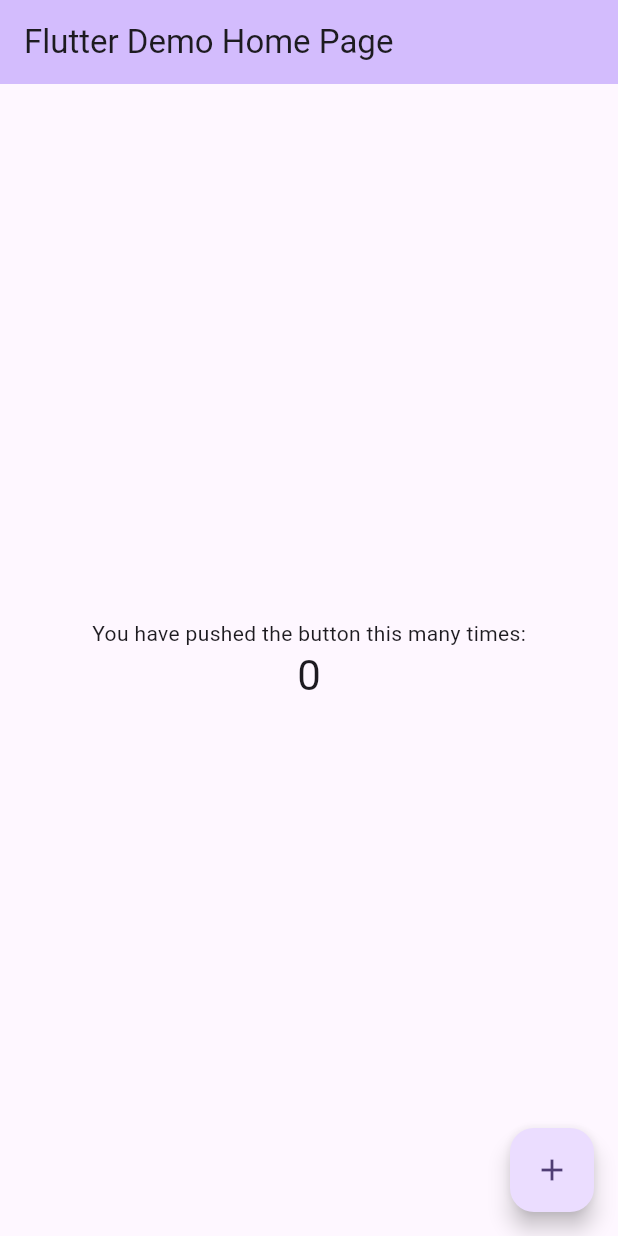
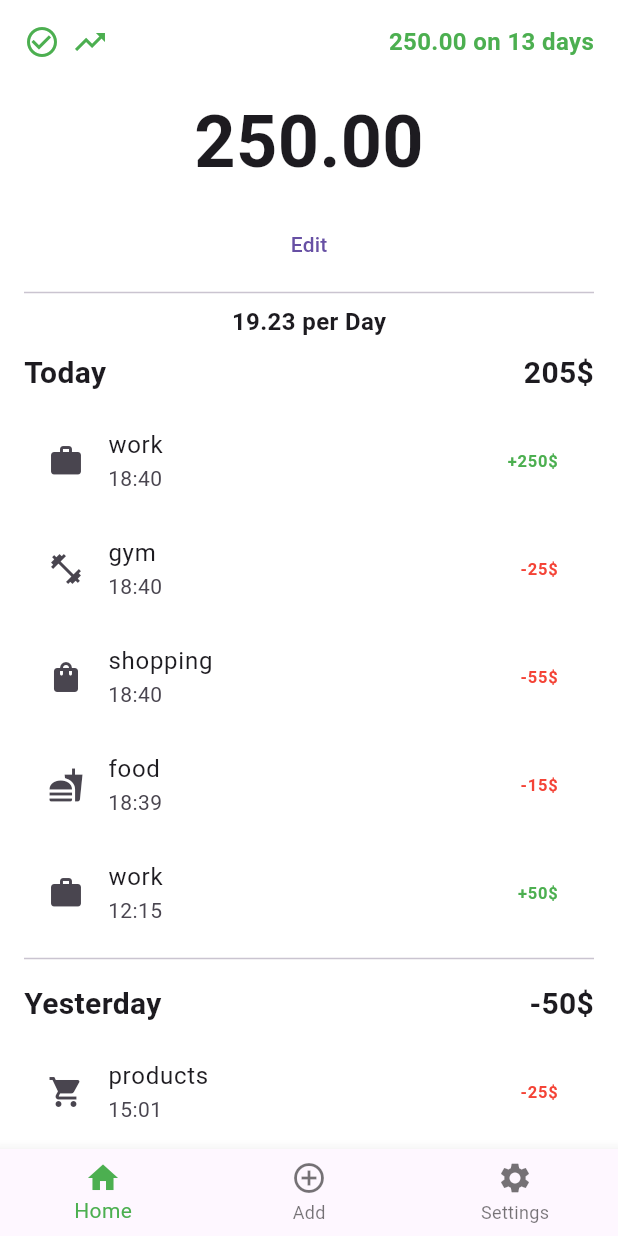
Before and after one commit to Hx8i/Flutter-project, a Flutter app: the screen it shows after launch, on a phone screen of 412 x 824 dp. Run offline on Flutter 3.47's test engine with Material 3 defaults, Android fonts, the phone set to English and light mode, and no system bars.

Commit message:
Add home page

```diff
--- a/lib/main.dart
+++ b/lib/main.dart
@@ -1,122 +1,15 @@
 import 'package:flutter/material.dart';
+import 'screens/home_screen.dart';
 
-void main() {
-  runApp(const MyApp());
-}
+void main() => runApp(const MyApp());
 
 class MyApp extends StatelessWidget {
   const MyApp({super.key});
 
-  // This widget is the root of your application.
   @override
-  Widget build(BuildContext context) {
-    return MaterialApp(
-      title: 'Flutter Demo',
-      theme: ThemeData(
-        // This is the theme of your application.
-        //
-        // TRY THIS: Try running your application with "flutter run". You'll see
-        // the application has a purple toolbar. Then, without quitting the app,
-        // try changing the seedColor in the colorScheme below to Colors.green
-        // and then invoke "hot reload" (save your changes or press the "hot
-        // reload" button in a Flutter-supported IDE, or press "r" if you used
-        // the command line to start the app).
-        //
-        // Notice that the counter didn't reset back to zero; the application
-        // state is not lost during the reload. To reset the state, use hot
-        // restart instead.
-        //
-        // This works for code too, not just values: Most code changes can be
-        // tested with just a hot reload.
-        colorScheme: ColorScheme.fromSeed(seedColor: Colors.deepPurple),
-      ),
-      home: const MyHomePage(title: 'Flutter Demo Home Page'),
-    );
-  }
+  Widget build(BuildContext context) => MaterialApp(
+    title: 'Expenses Tracker',
+    debugShowCheckedModeBanner: false,
+    home: const HomeScreen(),
+  );
 }
-
-class MyHomePage extends StatefulWidget {
-  const MyHomePage({super.key, required this.title});
-
-  // This widget is the home page of your application. It is stateful, meaning
-  // that it has a State object (defined below) that contains fields that affect
-  // how it looks.
-
-  // This class is the configuration for the state. It holds the values (in this
-  // case the title) provided by the parent (in this case the App widget) and
-  // used by the build method of the State. Fields in a Widget subclass are
-  // always marked "final".
-
-  final String title;
-
-  @override
-  State<MyHomePage> createState() => _MyHomePageState();
-}
-
-class _MyHomePageState extends State<MyHomePage> {
-  int _counter = 0;
-
-  void _incrementCounter() {
-    setState(() {
-      // This call to setState tells the Flutter framework that something has
-      // changed in this State, which causes it to rerun the build method below
-      // so that the display can reflect the updated values. If we changed
-      // _counter without calling setState(), then the build method would not be
-      // called again, and so nothing would appear to happen.
-      _counter++;
-    });
-  }
-
-  @override
-  Widget build(BuildContext context) {
-    // This method is rerun every time setState is called, for instance as done
-    // by the _incrementCounter method above.
-    //
-    // The Flutter framework has been optimized to make rerunning build methods
-    // fast, so that you can just rebuild anything that needs updating rather
-    // than having to individually change instances of widgets.
-    return Scaffold(
-      appBar: AppBar(
-        // TRY THIS: Try changing the color here to a specific color (to
-        // Colors.amber, perhaps?) and trigger a hot reload to see the AppBar
-        // change color while the other colors stay the same.
-        backgroundColor: Theme.of(context).colorScheme.inversePrimary,
-        // Here we take the value from the MyHomePage object that was created by
-        // the App.build method, and use it to set our appbar title.
-        title: Text(widget.title),
-      ),
-      body: Center(
-        // Center is a layout widget. It takes a single child and positions it
-        // in the middle of the parent.
-        child: Column(
-          // Column is also a layout widget. It takes a list of children and
-          // arranges them vertically. By default, it sizes itself to fit its
-          // children horizontally, and tries to be as tall as its parent.
-          //
-          // Column has various properties to control how it sizes itself and
-          // how it positions its children. Here we use mainAxisAlignment to
-          // center the children vertically; the main axis here is the vertical
-          // axis because Columns are vertical (the cross axis would be
-          // horizontal).
-          //
-          // TRY THIS: Invoke "debug painting" (choose the "Toggle Debug Paint"
-          // action in the IDE, or press "p" in the console), to see the
-          // wireframe for each widget.
-          mainAxisAlignment: MainAxisAlignment.center,
-          children: <Widget>[
-            const Text('You have pushed the button this many times:'),
-            Text(
-              '$_counter',
-              style: Theme.of(context).textTheme.headlineMedium,
-            ),
-          ],
-        ),
-      ),
-      floatingActionButton: FloatingActionButton(
-        onPressed: _incrementCounter,
-        tooltip: 'Increment',
-        child: const Icon(Icons.add),
-      ), // This trailing comma makes auto-formatting nicer for build methods.
-    );
-  }
-}
--- /dev/null
+++ b/lib/models/expense.dart
@@ -0,0 +1,54 @@
+import 'package:flutter/material.dart';
+
+enum ExpenseCategory {
+  gym,
+  shopping,
+  food,
+  products,
+  other,
+  medicine,
+  work,
+  supplements,
+  cafe
+}
+
+extension ExpenseCategoryExtension on ExpenseCategory {
+  IconData get icon {
+    switch (this) {
+      case ExpenseCategory.gym:
+        return Icons.fitness_center;
+      case ExpenseCategory.shopping:
+        return Icons.shopping_bag;
+      case ExpenseCategory.food:
+        return Icons.fastfood;
+      case ExpenseCategory.products:
+        return Icons.shopping_cart;
+      case ExpenseCategory.other:
+        return Icons.more_horiz;
+      case ExpenseCategory.medicine:
+        return Icons.medical_services;
+      case ExpenseCategory.work:
+        return Icons.work;
+      case ExpenseCategory.supplements:
+        return Icons.medication;
+      case ExpenseCategory.cafe:
+        return Icons.coffee;
+    }
+  }
+}
+
+class Expense {
+  final DateTime date;
+  final String time;
+  final ExpenseCategory category;
+  final double amount;
+  final bool isIncome;
+
+  Expense({
+    required this.date,
+    required this.time,
+    required this.category,
+    required this.amount,
+    this.isIncome = false,
+  });
+}
--- /dev/null
+++ b/lib/screens/home_screen.dart
@@ -0,0 +1,311 @@
+import 'package:flutter/material.dart';
+import '../models/expense.dart';
+
+class HomeScreen extends StatefulWidget {
+  const HomeScreen({super.key});
+
+  @override
+  State<HomeScreen> createState() => _HomeScreenState();
+}
+
+class _HomeScreenState extends State<HomeScreen> {
+  double walletAmount = 250.0;
+  int daysRemaining = 13;
+  bool isEditing = false;
+  double ExpensePerDay = 19.23;
+  final TextEditingController amountController = TextEditingController();
+  final TextEditingController daysController = TextEditingController();
+  int _selectedIndex = 0;
+
+  // Sample expense data
+  final List<Expense> expenses = [
+    Expense(
+      date: DateTime.now(),
+      time: '18:40',
+      category: ExpenseCategory.work,
+      amount: 250,
+      isIncome: true,
+    ),
+    Expense(
+      date: DateTime.now(),
+      time: '18:40',
+      category: ExpenseCategory.gym,
+      amount: 25,
+    ),
+    Expense(
+      date: DateTime.now(),
+      time: '18:40',
+      category: ExpenseCategory.shopping,
+      amount: 55,
+    ),
+    Expense(
+      date: DateTime.now(),
+      time: '18:39',
+      category: ExpenseCategory.food,
+      amount: 15,
+    ),
+    Expense(
+      date: DateTime.now(),
+      time: '12:15',
+      category: ExpenseCategory.work,
+      amount: 50,
+      isIncome: true,
+    ),
+    Expense(
+      date: DateTime.now().subtract(const Duration(days: 1)),
+      time: '15:01',
+      category: ExpenseCategory.products,
+      amount: 25,
+    ),
+    Expense(
+      date: DateTime.now().subtract(const Duration(days: 1)),
+      time: '13:53',
+      category: ExpenseCategory.other,
+      amount: 25,
+    ),
+    Expense(
+      date: DateTime.now().subtract(const Duration(days: 2)),
+      time: '09:13',
+      category: ExpenseCategory.gym,
+      amount: 40,
+    ),
+    Expense(
+      date: DateTime.now().subtract(const Duration(days: 2)),
+      time: '10:20',
+      category: ExpenseCategory.food,
+      amount: 7.5,
+    ),
+    Expense(
+      date: DateTime.now().subtract(const Duration(days: 2)),
+      time: '04:56',
+      category: ExpenseCategory.products,
+      amount: 85,
+    ),
+    Expense(
+      date: DateTime.now().subtract(const Duration(days: 3)),
+      time: '05:30',
+      category: ExpenseCategory.medicine,
+      amount: 15,
+    ),
+
+  ];
+
+  @override
+  void initState() {
+    super.initState();
+    amountController.text = walletAmount.toString();
+    daysController.text = daysRemaining.toString();
+  }
+
+  @override
+  void dispose() {
+    amountController.dispose();
+    daysController.dispose();
+    super.dispose();
+  }
+
+  void _toggleEdit() {
+    setState(() {
+      if (isEditing) {
+        walletAmount = double.parse((double.tryParse(amountController.text) ?? walletAmount).toStringAsFixed(2));
+        daysRemaining = int.tryParse(daysController.text) ?? daysRemaining;
+        ExpensePerDay = double.parse((walletAmount / daysRemaining).toStringAsFixed(2));
+      }
+      isEditing = !isEditing;
+    });
+  }
+
+  String _formatDate(DateTime date) {
+    final now = DateTime.now();
+    final today = DateTime(now.year, now.month, now.day);
+    final yesterday = today.subtract(const Duration(days: 1));
+    final inputDate = DateTime(date.year, date.month, date.day);
+
+    if (inputDate == today) {
+      return 'Today';
+    } else if (inputDate == yesterday) {
+      return 'Yesterday';
+    } else {
+      return '${date.day} ${_getMonth(date.month)} ${date.year}';
+    }
+  }
+
+  String _getMonth(int month) {
+    const months = [
+      'January', 'February', 'March', 'April', 'May', 'June',
+      'July', 'August', 'September', 'October', 'November', 'December'
+    ];
+    return months[month - 1];
+  }
+
+  Widget _buildExpenseList() {
+    // Group expenses by date
+    Map<DateTime, List<Expense>> groupedExpenses = {};
+    for (var expense in expenses) {
+      final date = DateTime(expense.date.year, expense.date.month, expense.date.day);
+      if (!groupedExpenses.containsKey(date)) {
+        groupedExpenses[date] = [];
+      }
+      groupedExpenses[date]!.add(expense);
+    }
+
+    return Expanded(
+      child: ListView.builder(
+        itemCount: groupedExpenses.length,
+        itemBuilder: (context, index) {
+          final date = groupedExpenses.keys.elementAt(index);
+          final dayExpenses = groupedExpenses[date]!;
+          final totalForDay = dayExpenses.fold<double>(
+            0,
+            (sum, expense) => sum + (expense.isIncome ? expense.amount : -expense.amount),
+          );
+
+          return Column(
+            crossAxisAlignment: CrossAxisAlignment.start,
+            children: [
+              Padding(
+                padding: const EdgeInsets.symmetric(vertical: 8.0),
+                child: Row(
+                  mainAxisAlignment: MainAxisAlignment.spaceBetween,
+                  children: [
+                    Text(
+                      _formatDate(date),
+                      style: const TextStyle(
+                        fontSize: 20,
+                        fontWeight: FontWeight.bold,
+                      ),
+                    ),
+                    Text(
+                      '${totalForDay.toStringAsFixed(0)}\$',
+                      style: const TextStyle(
+                        fontSize: 20,
+                        fontWeight: FontWeight.bold,
+                      ),
+                    ),
+                  ],
+                ),
+              ),
+              ...dayExpenses.map((expense) => ListTile(
+                leading: Icon(expense.category.icon),
+                title: Text(expense.category.toString().split('.').last),
+                trailing: Text(
+                  '${expense.isIncome ? '+' : '-'}${expense.amount.toStringAsFixed(0)}\$',
+                  style: TextStyle(
+                    color: expense.isIncome ? Colors.green : Colors.red,
+                    fontWeight: FontWeight.bold,
+                  ),
+                ),
+                subtitle: Text(expense.time),
+              )),
+              const Divider(),
+            ],
+          );
+        },
+      ),
+    );
+  }
+
+  void _onItemTapped(int index) {
+    setState(() {
+      _selectedIndex = index;
+    });
+  }
+
+  @override
+  Widget build(BuildContext context) {
+    return Scaffold(
+      backgroundColor: Colors.white,
+      body: SafeArea(
+        child: Padding(
+          padding: const EdgeInsets.all(16.0),
+          child: Column(
+            children: [
+              Row(
+                mainAxisAlignment: MainAxisAlignment.spaceBetween,
+                children: [
+                  const Row(
+                    children: [
+                      Icon(Icons.check_circle_outline, color: Colors.green),
+                      SizedBox(width: 8),
+                      Icon(Icons.trending_up, color: Colors.green),
+                      SizedBox(width: 8),
+                    ],
+                  ),
+                  Text(
+                    '${walletAmount.toStringAsFixed(2)} on $daysRemaining days',
+                    style: const TextStyle(
+                      color: Colors.green,
+                      fontSize: 16,
+                      fontWeight: FontWeight.bold,
+                    ),
+                  ),
+                ],
+              ),
+              const SizedBox(height: 20),
+              if (isEditing) ...[
+                TextField(
+                  controller: amountController,
+                  keyboardType: TextInputType.number,
+                  decoration: const InputDecoration(
+                    labelText: 'Wallet Amount',
+                    border: OutlineInputBorder(),
+                  ),
+                ),
+                const SizedBox(height: 10),
+                TextField(
+                  controller: daysController,
+                  keyboardType: TextInputType.number,
+                  decoration: const InputDecoration(
+                    labelText: 'Days Remaining',
+                    border: OutlineInputBorder(),
+                  ),
+                ),
+              ] else ...[
+                Text(
+                  walletAmount.toStringAsFixed(2),
+                  style: const TextStyle(
+                    fontSize: 48,
+                    fontWeight: FontWeight.bold,
+                  ),
+                ),
+              ],
+              const SizedBox(height: 10),
+              TextButton(
+                onPressed: _toggleEdit,
+                child: Text(isEditing ? 'Save' : 'Edit'),
+              ),
+              const Divider(),
+              Text(
+                '$ExpensePerDay per Day',
+                style: const TextStyle(
+                  fontSize: 16,
+                  fontWeight: FontWeight.bold,
+                ),
+              ),
+              _buildExpenseList(),
+            ],
+          ),
+        ),
+      ),
+      bottomNavigationBar: BottomNavigationBar(
+        items: const <BottomNavigationBarItem>[
+          BottomNavigationBarItem(
+            icon: Icon(Icons.home),
+            label: 'Home',
+          ),
+          BottomNavigationBarItem(
+            icon: Icon(Icons.add_circle_outline),
+            label: 'Add',
+          ),
+          BottomNavigationBarItem(
+            icon: Icon(Icons.settings),
+            label: 'Settings',
+          ),
+        ],
+        currentIndex: _selectedIndex,
+        selectedItemColor: Colors.green,
+        onTap: _onItemTapped,
+      ),
+    );
+  }
+}
```
